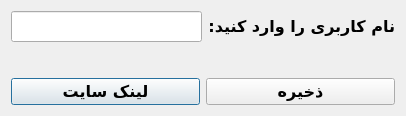
This is ui/select_username.ui in Hamid00Fathi/GameNetApp as Qt 5 draws it before an edit. The edited form follows.
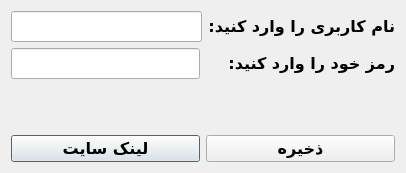
This is the edited form.

The edit to the form file:
```diff
--- a/ui/select_username.ui
+++ b/ui/select_username.ui
@@ -7,7 +7,7 @@
     <x>0</x>
     <y>0</y>
     <width>406</width>
-    <height>116</height>
+    <height>173</height>
    </rect>
   </property>
   <property name="windowTitle">
@@ -49,38 +49,6 @@
       </layout>
      </item>
      <item row="2" column="0" colspan="2">
-      <layout class="QHBoxLayout" name="horizontalLayout_4">
-       <item>
-        <widget class="QPushButton" name="linkBtn">
-         <property name="font">
-          <font>
-           <family>B Nazanin</family>
-           <pointsize>12</pointsize>
-           <bold>true</bold>
-          </font>
-         </property>
-         <property name="text">
-          <string>لینک سایت</string>
-         </property>
-        </widget>
-       </item>
-       <item>
-        <widget class="QPushButton" name="saveBtn">
-         <property name="font">
-          <font>
-           <family>B Nazanin</family>
-           <pointsize>12</pointsize>
-           <bold>true</bold>
-          </font>
-         </property>
-         <property name="text">
-          <string>ذخیره</string>
-         </property>
-        </widget>
-       </item>
-      </layout>
-     </item>
-     <item row="1" column="0" colspan="2">
       <spacer name="verticalSpacer">
        <property name="orientation">
         <enum>Qt::Vertical</enum>
@@ -93,6 +61,70 @@
        </property>
       </spacer>
      </item>
+     <item row="3" column="0" colspan="2">
+      <layout class="QHBoxLayout" name="horizontalLayout_4">
+       <item>
+        <widget class="QPushButton" name="linkBtn">
+         <property name="font">
+          <font>
+           <family>B Nazanin</family>
+           <pointsize>12</pointsize>
+           <bold>true</bold>
+          </font>
+         </property>
+         <property name="text">
+          <string>لینک سایت</string>
+         </property>
+        </widget>
+       </item>
+       <item>
+        <widget class="QPushButton" name="saveBtn">
+         <property name="font">
+          <font>
+           <family>B Nazanin</family>
+           <pointsize>12</pointsize>
+           <bold>true</bold>
+          </font>
+         </property>
+         <property name="text">
+          <string>ذخیره</string>
+         </property>
+        </widget>
+       </item>
+      </layout>
+     </item>
+     <item row="1" column="0" colspan="2">
+      <layout class="QHBoxLayout" name="horizontalLayout_2">
+       <item>
+        <widget class="QLineEdit" name="txtPassword">
+         <property name="font">
+          <font>
+           <family>B Nazanin</family>
+           <pointsize>12</pointsize>
+           <bold>true</bold>
+          </font>
+         </property>
+         <property name="echoMode">
+          <enum>QLineEdit::Normal</enum>
+         </property>
+        </widget>
+       </item>
+       <item>
+        <widget class="QLabel" name="label_2">
+         <property name="font">
+          <font>
+           <family>B Nazanin</family>
+           <pointsize>12</pointsize>
+           <bold>true</bold>
+          </font>
+         </property>
+         <property name="text">
+          <string>رمز خود را وارد کنید:    </string>
+         </property>
+        </widget>
+       </item>
+      </layout>
+     </item>
     </layout>
    </item>
   </layout>
```
